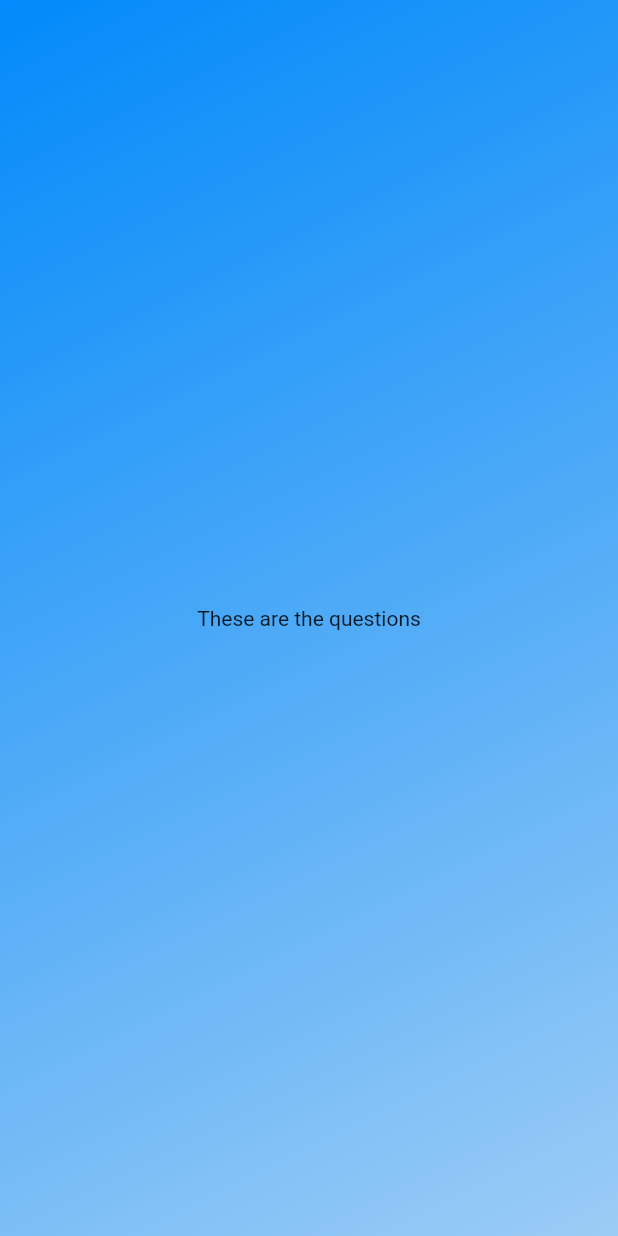
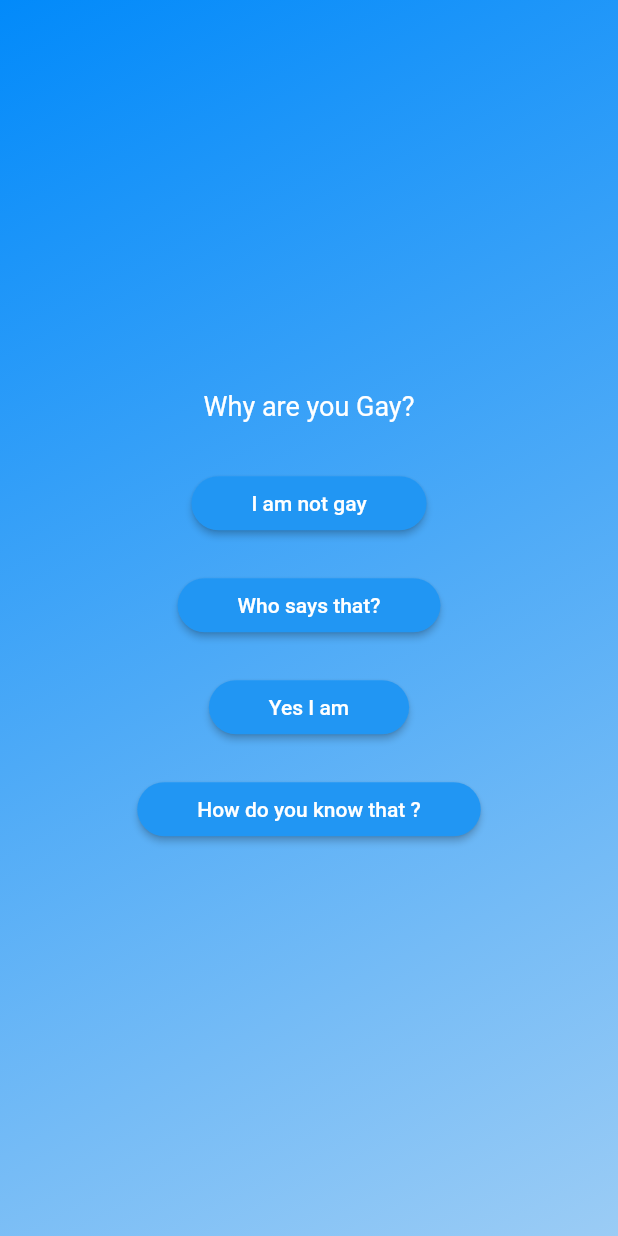
Before and after one commit to KRSL367/Learning_Flutter, a Flutter app: the screen it shows after launch, after a tap on "Start Quiz", on a phone screen of 412 x 824 dp. Run offline on Flutter 3.47's test engine with Material 2 defaults, Android fonts, the phone set to English and light mode, and no system bars.

Commit message:
Questions and Answers

```diff
--- /dev/null
+++ b/quiz_app/lib/answer_button.dart
@@ -0,0 +1,20 @@
+import 'package:flutter/material.dart';
+
+class AnswerButton extends StatelessWidget {
+  const AnswerButton({super.key, required this.answers, required this.onPress});
+
+  final String answers;
+  final void Function() onPress;
+
+  @override
+  Widget build(context) {
+    return ElevatedButton(
+      style: ElevatedButton.styleFrom(
+          padding: const EdgeInsets.symmetric(horizontal: 40, vertical: 10),
+          shape:
+              RoundedRectangleBorder(borderRadius: BorderRadius.circular(30))),
+      onPressed: onPress,
+      child: Text(answers),
+    );
+  }
+}
--- /dev/null
+++ b/quiz_app/lib/data/questions.dart
@@ -0,0 +1,49 @@
+import 'package:quiz_app/models/quiz_questions.dart';
+
+const questions = [
+  QuizQuestions(
+    'Why are you Gay?',
+    [
+      'I am not gay',
+      'Who says that?',
+      'Yes I am',
+      'How do you know that ?',
+    ],
+  ),
+  QuizQuestions(
+    'Who are you?',
+    [
+      'I am me',
+      'Me?',
+      'Me is who',
+      'Who is he',
+    ],
+  ),
+  QuizQuestions(
+    'I am under the water',
+    [
+      'Please save me',
+      'Here too much raining',
+      'Huhuhu',
+      'Why are you gay?',
+    ],
+  ),
+  QuizQuestions(
+    'What is 20 + 2?',
+    [
+      '22',
+      'zero, I can prove it!',
+      '202',
+      'twenty two',
+    ],
+  ),
+  QuizQuestions(
+    'If you answered all the questions correctly then you are _?',
+    [
+      'gay',
+      'Homosexual',
+      'queer',
+      'I am gay',
+    ],
+  ),
+];
--- a/quiz_app/lib/questions_screen.dart
+++ b/quiz_app/lib/questions_screen.dart
@@ -1,4 +1,6 @@
 import 'package:flutter/material.dart';
+import 'package:quiz_app/answer_button.dart';
+import 'package:quiz_app/data/questions.dart';
 
 class QuestionsScreen extends StatefulWidget {
   const QuestionsScreen({super.key});
@@ -10,10 +12,49 @@ class QuestionsScreen extends StatefulWidget {
 }
 
 class _QuestionsScreenState extends State<QuestionsScreen> {
+  final currentQuestion = questions[0];
   @override
   Widget build(context) {
-    return const Center(
-      child: Text('These are the questions'),
+    return SizedBox(
+      width: double.infinity,
+      child: Column(
+        mainAxisAlignment: MainAxisAlignment.center,
+        children: [
+          Text(
+            currentQuestion.text,
+            style: const TextStyle(color: Colors.white, fontSize: 18),
+          ),
+          const SizedBox(
+            height: 30,
+          ),
+
+          AnswerButton(
+            answers: currentQuestion.answers[0],
+            onPress: () {},
+          ),
+          const SizedBox(
+            height: 20,
+          ),
+          AnswerButton(
+            answers: currentQuestion.answers[1],
+            onPress: () {},
+          ),
+          const SizedBox(
+            height: 20,
+          ),
+          AnswerButton(
+            answers: currentQuestion.answers[2],
+            onPress: () {},
+          ),
+          const SizedBox(
+            height: 20,
+          ),
+          AnswerButton(
+            answers: currentQuestion.answers[3],
+            onPress: () {},
+          ),
+        ],
+      ),
     );
   }
 }
```
